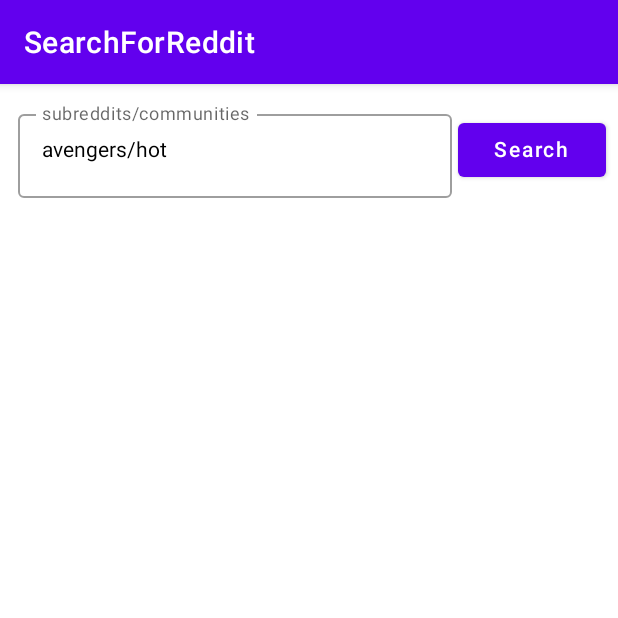
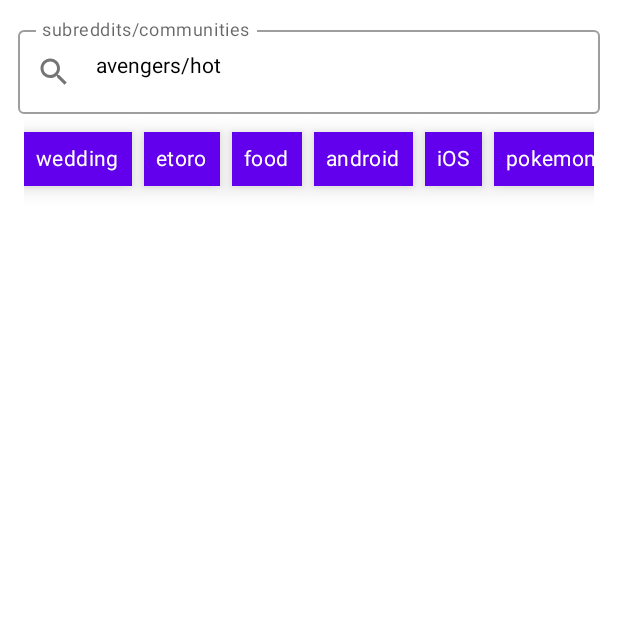
Before and after one commit to josephchua07/SearchForReddit, an Android app built with Jetpack Compose: the fragment SearchFragment shown on its own in the app's theme, on a phone screen of 412 x 824 dp, the top half of it. Run offline under Robolectric (Android 15) with nearby library versions, the light colour scheme and no system bars; our stand-ins replace Dagger/Hilt's generated code, livedata-compose; libraries missing offline, so code that uses them is left out: com.google.android.material; missing, so only their content is drawn: MdcTheme; pictures from the network do not load.

Commit message:
Add suggestion chips with preserved scroll, replace button with ime options and actions, and remove action bar from themes.xml

```diff
--- a/app/src/main/java/com/chua/searchforreddit/ui/search/SearchFragment.kt
+++ b/app/src/main/java/com/chua/searchforreddit/ui/search/SearchFragment.kt
@@ -1,23 +1,33 @@
 package com.chua.searchforreddit.ui.search
 
+import android.annotation.SuppressLint
 import android.content.res.Configuration
 import android.os.Bundle
 import android.view.LayoutInflater
 import android.view.View
 import android.view.ViewGroup
 import androidx.appcompat.app.AlertDialog
-import androidx.compose.foundation.BorderStroke
-import androidx.compose.foundation.Image
-import androidx.compose.foundation.clickable
+import androidx.compose.foundation.*
 import androidx.compose.foundation.layout.*
 import androidx.compose.foundation.lazy.LazyColumn
+import androidx.compose.foundation.selection.toggleable
+import androidx.compose.foundation.text.KeyboardActions
+import androidx.compose.foundation.text.KeyboardOptions
 import androidx.compose.material.*
+import androidx.compose.material.icons.Icons
+import androidx.compose.material.icons.filled.Search
 import androidx.compose.runtime.Composable
 import androidx.compose.runtime.livedata.observeAsState
+import androidx.compose.runtime.rememberCoroutineScope
 import androidx.compose.ui.Alignment
+import androidx.compose.ui.ExperimentalComposeUiApi
 import androidx.compose.ui.Modifier
+import androidx.compose.ui.graphics.Color
 import androidx.compose.ui.layout.ContentScale
 import androidx.compose.ui.platform.ComposeView
+import androidx.compose.ui.platform.LocalSoftwareKeyboardController
+import androidx.compose.ui.text.input.ImeAction
+import androidx.compose.ui.text.input.KeyboardType
 import androidx.compose.ui.tooling.preview.Preview
 import androidx.compose.ui.unit.dp
 import androidx.fragment.app.Fragment
@@ -29,6 +39,7 @@
 import com.chua.searchforreddit.network.Status
 import com.google.android.material.composethemeadapter.MdcTheme
 import dagger.hilt.android.AndroidEntryPoint
+import kotlinx.coroutines.launch
 
 @AndroidEntryPoint
 class SearchFragment : Fragment() {
@@ -56,6 +67,7 @@
         }
     }
 
+    @ExperimentalComposeUiApi
     override fun onCreateView(
         inflater: LayoutInflater, container: ViewGroup?,
         savedInstanceState: Bundle?
@@ -100,9 +112,10 @@
 
     }
 
+    @ExperimentalComposeUiApi
     @Composable
     fun SearchScreen(viewModel: SearchViewModel = searchViewModel) {
-        val searchText = viewModel.searchText.observeAsState("")
+        val query = viewModel.query.value
 
         val postList = viewModel.posts.observeAsState(emptyList())
 
@@ -114,22 +127,30 @@
                 modifier = Modifier.padding(8.dp),
                 horizontalAlignment = Alignment.CenterHorizontally
             ) {
-                Row(
-                    modifier = Modifier
-                        .fillMaxWidth(),
-                    verticalAlignment = Alignment.CenterVertically
-                ) {
 
                 RedditTextField(
                     label = "subreddits/communities",
-                        value = searchText.value
-                    ) {
-                        viewModel.setSearchText(it)
-                    }
+                    value = query,
+                    onValueChange = { viewModel.onQueryChange(it) },
+                    onKeyboardSearchClicked = viewModel::search
+                )
 
-                    RedditButton("Search") {
-                        viewModel.getSubreddit(searchText.value)
-                    }
+                HorizontalSuggestions(
+                    suggestions = listOf(
+                        "wedding",
+                        "etoro",
+                        "food",
+                        "android",
+                        "iOS",
+                        "pokemon",
+                        "cryptocurrency",
+                        "happy",
+                        "mobile"
+                    ),
+                    selectedSuggestion = query,
+                    preservedScroll = viewModel.preservedScrollState
+                ) { selectedSuggestion, scrollState ->
+                    viewModel.onSelectedSuggestionChange(selectedSuggestion, scrollState)
                 }
 
                 when (status.value) {
@@ -156,24 +177,92 @@
         }
     }
 
+    @SuppressLint("CoroutineCreationDuringComposition")
     @Composable
-    fun RedditTextField(label: String, value: String, onValueChange: (String) -> Unit) {
+    fun HorizontalSuggestions(
+        suggestions: List<String>,
+        selectedSuggestion: String?,
+        preservedScroll: Int,
+        onItemSelected: (String, Int) -> Unit
+    ) {
+        val scrollState = rememberScrollState()
+        val scope = rememberCoroutineScope()
+        Row(
+            modifier = Modifier
+                .padding(8.dp)
+                .horizontalScroll(state = scrollState)
+        ) {
+
+            scope.launch { scrollState.scrollTo(preservedScroll) }
+
+            suggestions.forEach { suggestion ->
+                SuggestionChip(
+                    text = suggestion,
+                    isSelected = selectedSuggestion == suggestion
+                ) { onItemSelected(it, scrollState.value) }
+            }
+        }
+    }
+
+    @Composable
+    fun SuggestionChip(
+        text: String,
+        isSelected: Boolean = false,
+        onSelected: (String) -> Unit
+    ) {
+        Surface(
+            modifier = Modifier
+                .padding(end = 8.dp)
+                .toggleable(value = isSelected, onValueChange = {
+                    onSelected(text)
+                }),
+            elevation = 8.dp,
+            shape = MaterialTheme.shapes.large,
+            color = if (isSelected) Color.Gray else MaterialTheme.colors.primarySurface
+        ) {
+            Text(
+                text = text,
+                style = MaterialTheme.typography.body2,
+                modifier = Modifier.padding(8.dp),
+                color = Color.White
+            )
+        }
+    }
+
+    @ExperimentalComposeUiApi
+    @Composable
+    fun RedditTextField(
+        label: String,
+        value: String,
+        onValueChange: (String) -> Unit,
+        onKeyboardSearchClicked: () -> Unit
+    ) {
+        val keyboardController = LocalSoftwareKeyboardController.current
+
         OutlinedTextField(
             modifier = Modifier
-                .fillMaxWidth(0.75f)
+                .fillMaxWidth()
                 .padding(4.dp),
             value = value,
             onValueChange = { onValueChange.invoke(it) },
-            label = { Text(text = label) })
+            label = { Text(text = label) },
+            leadingIcon = {
+                Icon(
+                    imageVector = Icons.Filled.Search,
+                    contentDescription = "Search"
+                )
+            },
+            keyboardActions = KeyboardActions(
+                onSearch = {
+                    onKeyboardSearchClicked.invoke()
+                    keyboardController?.hide()
                 }
-
-    @Composable
-    fun RedditButton(text: String, action: () -> Unit = {}) {
-        Button(
-            modifier = Modifier.fillMaxWidth(),
-            onClick = { action.invoke() }) {
-            Text(text = text)
-        }
+            ),
+            keyboardOptions = KeyboardOptions(
+                keyboardType = KeyboardType.Text,
+                imeAction = ImeAction.Search
+            )
+        )
     }
 
     @Composable
@@ -247,6 +336,7 @@
 
     }
 
+    @ExperimentalComposeUiApi
     @Preview(name = "Light Mode")
     @Preview(
         uiMode = Configuration.UI_MODE_NIGHT_YES,
@@ -260,20 +350,27 @@
                 modifier = Modifier.padding(8.dp),
                 horizontalAlignment = Alignment.CenterHorizontally
             ) {
-                Row(
-                    modifier = Modifier
-                        .fillMaxWidth()
-                        .wrapContentHeight(),
-                    verticalAlignment = Alignment.CenterVertically
-                ) {
 
                 RedditTextField(
                     label = "subreddits/communities",
-                        value = "avengers/hot"
+                    value = "avengers/hot",
+                    onValueChange = {}
                 ) {}
 
-                    RedditButton("Search")
-                }
+                HorizontalSuggestions(
+                    listOf(
+                        "wedding",
+                        "etoro",
+                        "food",
+                        "android",
+                        "pokemon",
+                        "cryptocurrency",
+                        "happy",
+                        "mobile"
+                    ),
+                    "food",
+                    0
+                ) { _, _ -> }
 
                 PostList(
                     postList = listOf(
--- a/app/src/main/java/com/chua/searchforreddit/ui/search/SearchViewModel.kt
+++ b/app/src/main/java/com/chua/searchforreddit/ui/search/SearchViewModel.kt
@@ -1,5 +1,8 @@
 package com.chua.searchforreddit.ui.search
 
+import androidx.compose.runtime.MutableState
+import androidx.compose.runtime.State
+import androidx.compose.runtime.mutableStateOf
 import androidx.lifecycle.LiveData
 import androidx.lifecycle.MutableLiveData
 import androidx.lifecycle.ViewModel
@@ -24,18 +27,26 @@
     private val _posts = MutableLiveData<List<Post>>()
     val posts: LiveData<List<Post>> = _posts
 
-    private val _searchText = MutableLiveData("avengers/hot")
-    val searchText: LiveData<String> = _searchText
+    private val _query: MutableState<String> = mutableStateOf("avengers/hot")
+    val query: State<String> = _query
 
-    fun setSearchText(text: String) {
-        _searchText.value = text
+    var preservedScrollState = 0
+
+    fun onQueryChange(text: String) {
+        _query.value = text
     }
 
-    fun getSubreddit(subreddit: String) {
+    fun onSelectedSuggestionChange(suggestion: String, scrollState: Int) {
+        _query.value = suggestion
+        preservedScrollState = scrollState
+        search()
+    }
+
+    fun search() {
         viewModelScope.launch(Dispatchers.IO) {
             try {
                 _status.postValue(Status.Loading)
-                redditRepository.getPosts(subreddit).let {
+                redditRepository.getPosts(_query.value).let {
                     _posts.postValue(it)
                     _status.postValue(Status.Success(it))
                 }
--- a/app/src/main/res/values-night/themes.xml
+++ b/app/src/main/res/values-night/themes.xml
@@ -1,6 +1,6 @@
 <resources xmlns:tools="http://schemas.android.com/tools">
     <!-- Base application theme. -->
-    <style name="Theme.SearchForReddit" parent="Theme.MaterialComponents.DayNight.DarkActionBar">
+    <style name="Theme.SearchForReddit" parent="Theme.MaterialComponents.DayNight.NoActionBar">
         <!-- Primary brand color. -->
         <item name="colorPrimary">@color/purple_200</item>
         <item name="colorPrimaryVariant">@color/purple_700</item>
--- a/app/src/main/res/values/themes.xml
+++ b/app/src/main/res/values/themes.xml
@@ -1,6 +1,6 @@
 <resources xmlns:tools="http://schemas.android.com/tools">
     <!-- Base application theme. -->
-    <style name="Theme.SearchForReddit" parent="Theme.MaterialComponents.DayNight.DarkActionBar">
+    <style name="Theme.SearchForReddit" parent="Theme.MaterialComponents.DayNight.NoActionBar">
         <!-- Primary brand color. -->
         <item name="colorPrimary">@color/purple_500</item>
         <item name="colorPrimaryVariant">@color/purple_700</item>
```
Lines whose indentation alone changed are shown as unchanged.
